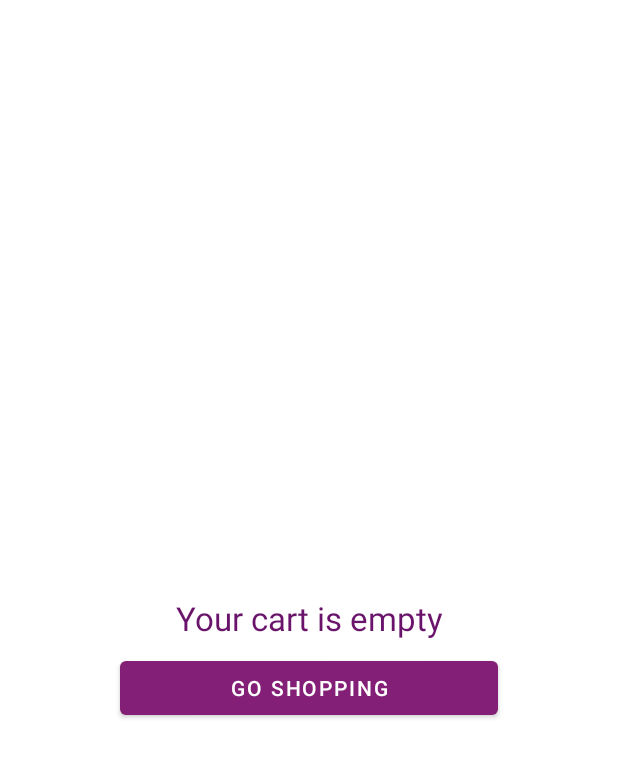
After one commit to Djafar-AML/SimpleStore, an Android app: the layout epoxy_model_cart_empty.xml on its own in the app's theme, with its tools: preview values and no code run, on a phone screen of 412 x 824 dp. The commit adds this screen. Shown: the top 758 px of the screen. Run offline under Robolectric (Android 15) with nearby library versions, the phone set to English and light mode, and no system bars.

Commit message:
- cart data show

```diff
--- /dev/null
+++ b/app/src/main/res/layout/epoxy_model_cart_empty.xml
@@ -0,0 +1,32 @@
+<?xml version="1.0" encoding="utf-8"?>
+<androidx.constraintlayout.widget.ConstraintLayout xmlns:android="http://schemas.android.com/apk/res/android"
+    xmlns:app="http://schemas.android.com/apk/res-auto"
+    android:layout_width="match_parent"
+    android:layout_height="match_parent">
+
+    <TextView
+        android:id="@+id/textView"
+        android:layout_width="match_parent"
+        android:layout_height="wrap_content"
+        android:layout_marginHorizontal="32dp"
+        android:text="Your cart is empty"
+        android:textAlignment="center"
+        android:textColor="@color/purple_700"
+        android:textSize="22sp"
+        app:layout_constraintBottom_toBottomOf="parent"
+        app:layout_constraintEnd_toEndOf="parent"
+        app:layout_constraintStart_toStartOf="parent"
+        app:layout_constraintTop_toTopOf="parent" />
+
+    <com.google.android.material.button.MaterialButton
+        android:id="@+id/button"
+        android:layout_width="0dp"
+        android:layout_height="wrap_content"
+        android:layout_marginHorizontal="48dp"
+        android:layout_marginTop="8dp"
+        android:text="Go shopping"
+        app:layout_constraintEnd_toEndOf="@id/textView"
+        app:layout_constraintStart_toStartOf="@id/textView"
+        app:layout_constraintTop_toBottomOf="@id/textView" />
+
+</androidx.constraintlayout.widget.ConstraintLayout>
--- /dev/null
+++ b/app/src/main/res/layout/epoxy_model_divider.xml
@@ -0,0 +1,6 @@
+<?xml version="1.0" encoding="utf-8"?>
+<View xmlns:android="http://schemas.android.com/apk/res/android"
+    android:layout_width="match_parent"
+    android:layout_height="1dp"
+    android:background="@drawable/background_rounded_12"
+    android:backgroundTint="@color/purple_700" />
--- /dev/null
+++ b/app/src/main/res/layout/epoxy_model_vertical_space.xml
@@ -0,0 +1,5 @@
+<?xml version="1.0" encoding="utf-8"?>
+<Space xmlns:android="http://schemas.android.com/apk/res/android"
+    android:layout_width="match_parent"
+    android:layout_height="0dp">
+</Space>
```
Also changed, not shown: app/src/main/java/com/example/simplestore/epoxyutil/DividerEpoxyModel.kt (added, +21 -0 lines), app/src/main/java/com/example/simplestore/epoxyutil/VerticalSpaceEpoxyModel.kt (added, +21 -0 lines), app/src/main/java/com/example/simplestore/extensions/Int.kt (added, +10 -0 lines), app/src/main/java/com/example/simplestore/ui/fragments/cart/CartFragment.kt (+9 -13 lines), app/src/main/java/com/example/simplestore/ui/fragments/cart/epoxy/controller/CartEpoxyController.kt (+62 -1 lines), app/src/main/java/com/example/simplestore/ui/fragments/cart/epoxy/model/CartEmptyEpoxyModel.kt (added, +15 -0 lines), app/src/main/java/com/example/simplestore/ui/fragments/cart/epoxy/model/CartItemEpoxyModel.kt (added, +42 -0 lines), app/src/main/res/drawable/ic_twotone_delete_24.xml (added, +14 -0 lines), app/src/main/res/layout/epoxy_model_cart_product_item.xml (added, +61 -0 lines).
